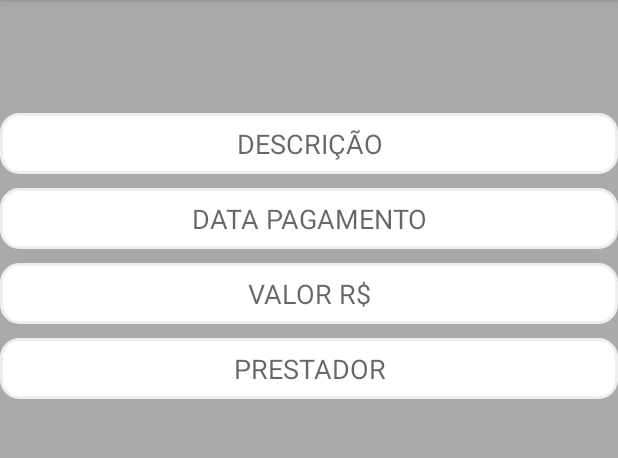
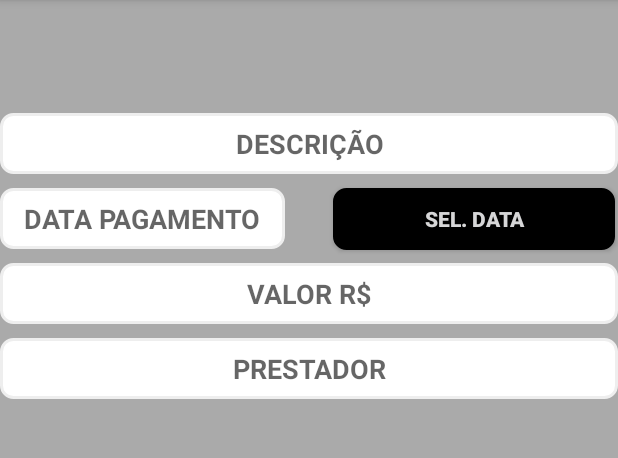
Before and after one commit to daniezlt007/controlecondominio, an Android app: the FormDespesaActivity screen opened directly, with no data from a screen before it, on a phone screen of 412 x 824 dp, the part 84-542 px from its top. Run offline under Robolectric (Android 15) with nearby library versions, the phone set to English and light mode, and no system bars.

Commit message:
Adicionado Fragment com DatePicker para escolha da data de pagamento(despesa) e data de recebimento(receita)

```diff
--- /dev/null
+++ b/app/src/main/res/drawable/buttons.xml
@@ -0,0 +1,11 @@
+<?xml version="1.0" encoding="utf-8"?>
+<selector xmlns:android="http://schemas.android.com/apk/res/android">
+    <item>
+        <shape android:shape="rectangle">
+            <solid android:color="#000"/> <!-- cor do sólido -->
+            <corners android:radius="8dp"/> <!-- valor do arredondamento das bordas -->
+            <stroke android:color="#000" android:width="2dp"/> <!-- cor da borda e tamanho dela -->
+            <padding android:bottom="8dp" android:left="8dp" android:right="8dp" android:top="8dp"/>
+        </shape>
+    </item>
+</selector>
--- a/app/src/main/res/drawable/inputs.xml
+++ b/app/src/main/res/drawable/inputs.xml
@@ -3,7 +3,7 @@
     <item>
         <shape android:shape="rectangle">
             <solid android:color="#fff"/> <!-- cor do sólido -->
-            <corners android:radius="12dp"/> <!-- valor do arredondamento das bordas -->
+            <corners android:radius="8dp"/> <!-- valor do arredondamento das bordas -->
             <stroke android:color="#eee" android:width="2dp"/> <!-- cor da borda e tamanho dela -->
             <padding android:bottom="8dp" android:left="8dp" android:right="8dp" android:top="8dp"/>
         </shape>
--- a/app/src/main/res/layout/activity_form_despesa.xml
+++ b/app/src/main/res/layout/activity_form_despesa.xml
@@ -18,20 +18,23 @@
         android:ems="10"
         android:hint="DESCRIÇÃO"
         android:inputType="text"
-        android:textAlignment="center" />
+        android:textAlignment="center"
+        android:textStyle="bold"/>
 
     <EditText
         android:id="@+id/form_txtDataPagamento"
-        android:layout_width="match_parent"
+        android:layout_width="190dp"
         android:layout_height="wrap_content"
+        android:layout_alignParentStart="true"
         android:layout_alignParentTop="true"
-        android:layout_centerHorizontal="true"
         android:layout_marginTop="125dp"
         android:background="@drawable/inputs"
         android:ems="10"
         android:hint="DATA PAGAMENTO"
         android:inputType="date"
-        android:textAlignment="center" />
+        android:textAlignment="center"
+        android:enabled="false"
+        android:textStyle="bold"/>
 
     <EditText
         android:id="@+id/form_txtValor"
@@ -44,7 +47,8 @@
         android:ems="10"
         android:hint="VALOR R$"
         android:inputType="numberDecimal"
-        android:textAlignment="center" />
+        android:textAlignment="center"
+        android:textStyle="bold"/>
 
     <EditText
         android:id="@+id/form_txtPrestador"
@@ -57,6 +61,20 @@
         android:ems="10"
         android:hint="PRESTADOR"
         android:inputType="textPersonName"
-        android:textAlignment="center" />
+        android:textAlignment="center"
+        android:textStyle="bold"/>
+
+    <Button
+        android:id="@+id/btnDataDespesa"
+        android:layout_width="188dp"
+        android:layout_height="41dp"
+        android:layout_alignParentEnd="true"
+        android:layout_alignTop="@+id/form_txtDataPagamento"
+        android:layout_marginEnd="2dp"
+        android:background="@drawable/buttons"
+        android:onClick="setData"
+        android:text="SEL. DATA"
+        android:textColor="@color/mdtp_white"
+        android:textStyle="bold"/>
 
 </RelativeLayout>
```
Also changed, not shown: app/src/main/java/com/br/controlecondominio/activitys/FormDespesaActivity.java (+23 -20 lines), app/src/main/java/com/br/controlecondominio/activitys/FormReceitaActivity.java (+23 -21 lines), app/src/main/java/com/br/controlecondominio/fragment/DatePickerFragment.java (added, +34 -0 lines), app/src/main/res/layout/activity_receita_form.xml (+24 -6 lines), 334 other files.
